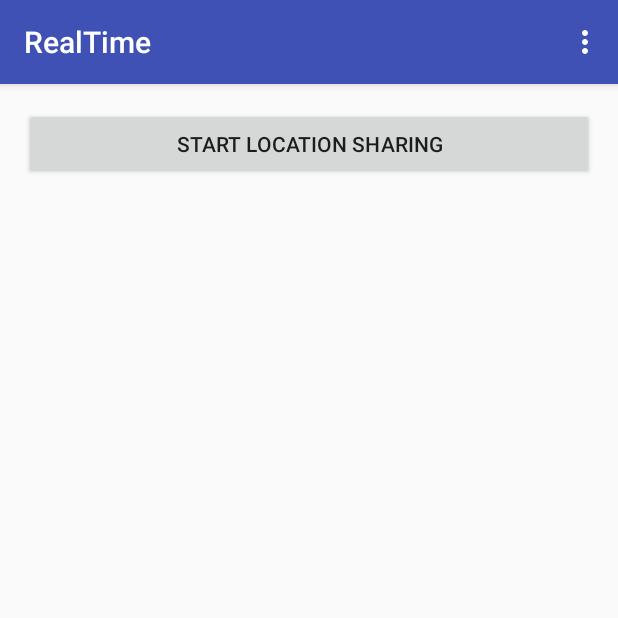
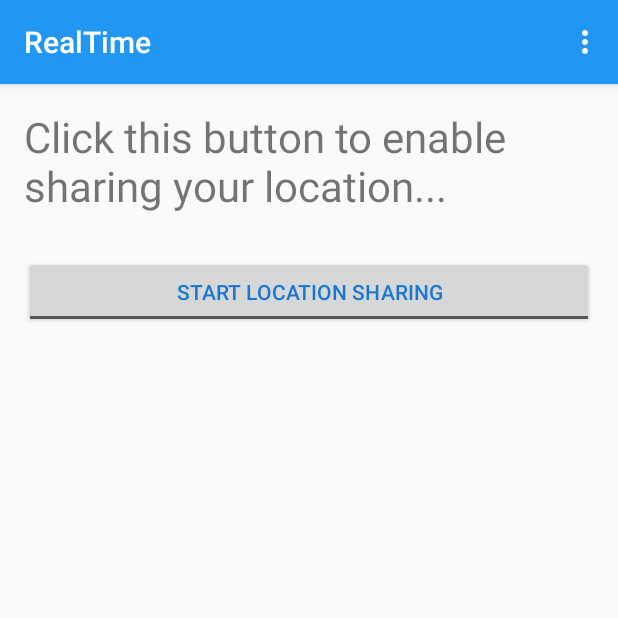
Before and after one commit to mod-tec/RealTime, an Android app: the screen it shows after launch (MainActivity), on a phone screen of 412 x 824 dp, the top half of it. Run offline under Robolectric (Android 15) with nearby library versions, the phone set to English and light mode, and no system bars; our stand-ins replace Firebase (no records; nobody signed in at launch, a user with empty details on screens opened directly).

Commit message:
Updated UI

```diff
--- a/app/src/main/java/com/fnplus/realtime/MainActivity.java
+++ b/app/src/main/java/com/fnplus/realtime/MainActivity.java
@@ -165,7 +165,7 @@ public class MainActivity extends AppCompatActivity {
         }
     }
 
-
+    // Actual Work
     private void proceedAfterPermission() {
         // We've got the permission, now we can proceed further
         initReference();
--- a/app/src/main/res/layout/activity_main.xml
+++ b/app/src/main/res/layout/activity_main.xml
@@ -9,27 +9,39 @@
     android:paddingTop="@dimen/activity_vertical_margin"
     tools:context=".MainActivity">
 
+    <TextView
+        android:layout_width="match_parent"
+        android:layout_height="wrap_content"
+        android:paddingBottom="28dp"
+        android:text="Click this button to enable sharing your location..."
+        android:textSize="28sp" />
+
     <Button
         android:id="@+id/btnLocationSharing"
-        style="?android:attr/buttonStyleSmall"
+        style="?android:attr/buttonStyleToggle"
         android:layout_width="match_parent"
         android:layout_height="wrap_content"
-        android:text="@string/start_location_sharing" />
+        android:layout_gravity="center_vertical"
+        android:text="@string/start_location_sharing"
+        android:textColor="@color/colorPrimaryDark"/>
 
     <TextView
         android:id="@+id/txtCoordinates"
         android:layout_width="fill_parent"
         android:layout_height="wrap_content"
         android:layout_marginLeft="5dp"
+        android:layout_marginStart="5dp"
         android:layout_marginTop="5dp"
         android:gravity="center"
-        android:textAppearance="?android:attr/textAppearanceMedium" />
+        android:textColor="@color/colorPrimary"
+        android:textAppearance="?android:attr/textAppearanceLarge" />
 
     <TextView
         android:id="@+id/txtAddress"
         android:layout_width="fill_parent"
         android:layout_height="wrap_content"
         android:layout_marginLeft="5dp"
+        android:layout_marginStart="5dp"
         android:gravity="center" />
 
 </LinearLayout>
--- a/app/src/main/res/values/colors.xml
+++ b/app/src/main/res/values/colors.xml
@@ -1,6 +1,10 @@
 <?xml version="1.0" encoding="utf-8"?>
 <resources>
-    <color name="colorPrimary">#3F51B5</color>
-    <color name="colorPrimaryDark">#303F9F</color>
-    <color name="colorAccent">#FF4081</color>
+    <color name="colorPrimaryLight">#b4b4b4</color>
+    <!-- Toolbar -->
+    <color name="colorPrimary">#2196F3</color>
+    <!-- Status bar -->
+    <color name="colorPrimaryDark">#1976D2</color>
+    <!-- Navigation bar-->
+    <color name="navigationBarColor">#BBDEFB</color>
 </resources>
```
